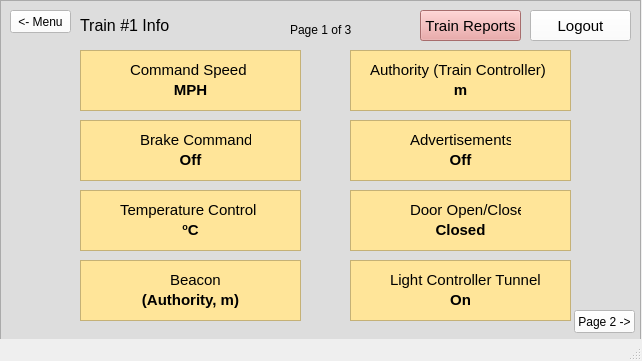
Old version of the form src/UI/TrainModel/Train_Info_Page1.ui in the repository aet37/ECE1140-Project.
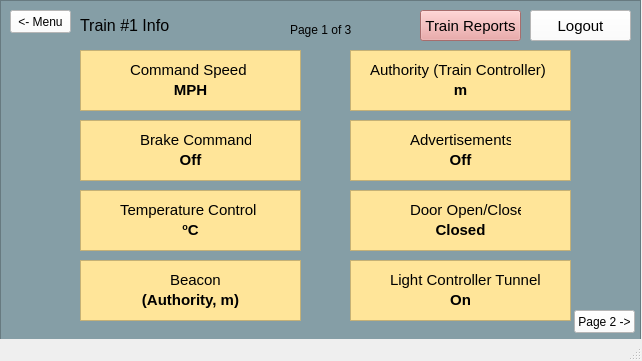
New version of the form.

Patch:
```diff
--- a/src/UI/TrainModel/Train_Info_Page1.ui
+++ b/src/UI/TrainModel/Train_Info_Page1.ui
@@ -69,7 +69,7 @@
      </rect>
     </property>
     <property name="styleSheet">
-     <string notr="true">background-color: rgb(221, 221, 221);
+     <string notr="true">background-color: rgb(133, 158, 166);
 border-color: rgb(0, 0, 0);</string>
     </property>
     <property name="frameShape">
```
